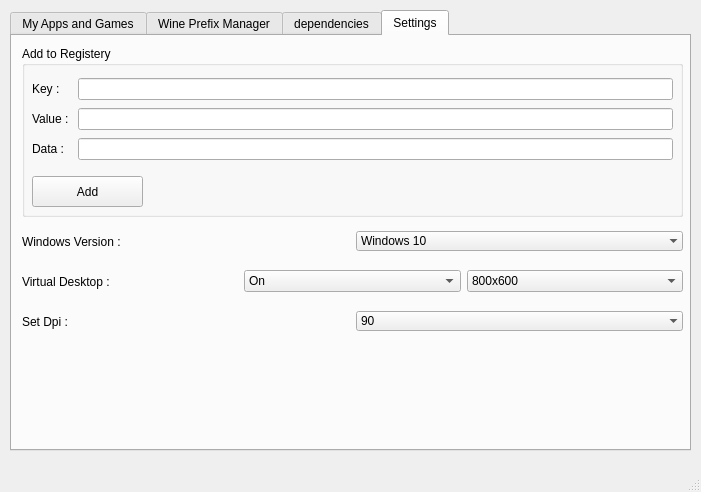
Before: the Qt Designer form ui/menu.ui in qasem-talaee/wine-pyqt5, drawn with Qt 5.
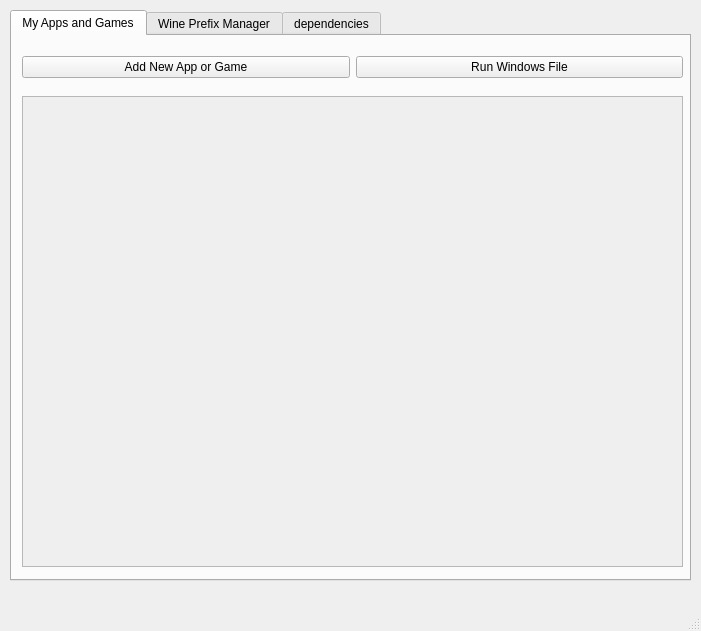
After: the same form once the commit is applied. The open tabs and pages were chosen to show the change. Icons and pictures are not drawn.

```diff
--- a/ui/menu.ui
+++ b/ui/menu.ui
@@ -7,7 +7,7 @@
     <x>0</x>
     <y>0</y>
     <width>701</width>
-    <height>492</height>
+    <height>631</height>
    </rect>
   </property>
   <property name="windowTitle">
@@ -20,7 +20,7 @@
       <x>10</x>
       <y>10</y>
       <width>681</width>
-      <height>441</height>
+      <height>571</height>
      </rect>
     </property>
     <property name="currentIndex">
@@ -79,18 +79,28 @@
        </item>
       </layout>
      </widget>
-     <widget class="QGroupBox" name="groupBox">
+     <widget class="QScrollArea" name="scrollArea_2">
       <property name="geometry">
        <rect>
         <x>10</x>
         <y>60</y>
         <width>661</width>
-        <height>341</height>
+        <height>471</height>
        </rect>
       </property>
-      <property name="title">
-       <string>Select to Run</string>
+      <property name="widgetResizable">
+       <bool>true</bool>
       </property>
+      <widget class="QWidget" name="scrollAreaWidgetContents_2">
+       <property name="geometry">
+        <rect>
+         <x>0</x>
+         <y>0</y>
+         <width>659</width>
+         <height>469</height>
+        </rect>
+       </property>
+      </widget>
      </widget>
     </widget>
     <widget class="QWidget" name="tab_2">
@@ -331,235 +341,6 @@
       </widget>
      </widget>
     </widget>
-    <widget class="QWidget" name="tab_4">
-     <attribute name="title">
-      <string>Settings</string>
-     </attribute>
-     <widget class="QGroupBox" name="groupBox_2">
-      <property name="geometry">
-       <rect>
-        <x>10</x>
-        <y>10</y>
-        <width>661</width>
-        <height>171</height>
-       </rect>
-      </property>
-      <property name="title">
-       <string>Add to Registery</string>
-      </property>
-      <widget class="QWidget" name="gridLayoutWidget_2">
-       <property name="geometry">
-        <rect>
-         <x>10</x>
-         <y>30</y>
-         <width>641</width>
-         <height>89</height>
-        </rect>
-       </property>
-       <layout class="QGridLayout" name="gridLayout_2">
-        <item row="0" column="0">
-         <widget class="QLabel" name="label">
-          <property name="text">
-           <string>Key : </string>
-          </property>
-         </widget>
-        </item>
-        <item row="2" column="0">
-         <widget class="QLabel" name="label_3">
-          <property name="text">
-           <string>Data : </string>
-          </property>
-         </widget>
-        </item>
-        <item row="1" column="0">
-         <widget class="QLabel" name="label_2">
-          <property name="text">
-           <string>Value : </string>
-          </property>
-         </widget>
-        </item>
-        <item row="0" column="1">
-         <widget class="QLineEdit" name="lineEdit"/>
-        </item>
-        <item row="1" column="1">
-         <widget class="QLineEdit" name="lineEdit_2"/>
-        </item>
-        <item row="2" column="1">
-         <widget class="QLineEdit" name="lineEdit_3"/>
-        </item>
-       </layout>
-      </widget>
-      <widget class="QPushButton" name="pushButton_11">
-       <property name="geometry">
-        <rect>
-         <x>10</x>
-         <y>130</y>
-         <width>111</width>
-         <height>31</height>
-        </rect>
-       </property>
-       <property name="text">
-        <string>Add</string>
-       </property>
-       <property name="icon">
-        <iconset resource="res.qrc">
-         <normaloff>:/newPrefix/icons/icons8-add-new-100.png</normaloff>:/newPrefix/icons/icons8-add-new-100.png</iconset>
-       </property>
-       <property name="iconSize">
-        <size>
-         <width>32</width>
-         <height>32</height>
-        </size>
-       </property>
-      </widget>
-     </widget>
-     <widget class="QWidget" name="horizontalLayoutWidget_2">
-      <property name="geometry">
-       <rect>
-        <x>10</x>
-        <y>190</y>
-        <width>661</width>
-        <height>31</height>
-       </rect>
-      </property>
-      <layout class="QHBoxLayout" name="horizontalLayout_2">
-       <item>
-        <widget class="QLabel" name="label_4">
-         <property name="lineWidth">
-          <number>0</number>
-         </property>
-         <property name="text">
-          <string>Windows Version :</string>
-         </property>
-        </widget>
-       </item>
-       <item>
-        <widget class="QComboBox" name="comboBox">
-         <property name="frame">
-          <bool>false</bool>
-         </property>
-         <property name="modelColumn">
-          <number>0</number>
-         </property>
-         <item>
-          <property name="text">
-           <string>Windows 10</string>
-          </property>
-         </item>
-         <item>
-          <property name="text">
-           <string>Windows 8</string>
-          </property>
-         </item>
-         <item>
-          <property name="text">
-           <string>Windows 7</string>
-          </property>
-         </item>
-         <item>
-          <property name="text">
-           <string>Windows Vista</string>
-          </property>
-         </item>
-         <item>
-          <property name="text">
-           <string>Windows XP</string>
-          </property>
-         </item>
-        </widget>
-       </item>
-      </layout>
-     </widget>
-     <widget class="QWidget" name="horizontalLayoutWidget_3">
-      <property name="geometry">
-       <rect>
-        <x>10</x>
-        <y>230</y>
-        <width>661</width>
-        <height>31</height>
-       </rect>
-      </property>
-      <layout class="QHBoxLayout" name="horizontalLayout_3">
-       <item>
-        <widget class="QLabel" name="label_5">
-         <property name="text">
-          <string>Virtual Desktop :</string>
-         </property>
-        </widget>
-       </item>
-       <item>
-        <widget class="QComboBox" name="comboBox_2">
-         <item>
-          <property name="text">
-           <string>On</string>
-          </property>
-         </item>
-         <item>
-          <property name="text">
-           <string>Off</string>
-          </property>
-         </item>
-        </widget>
-       </item>
-       <item>
-        <widget class="QComboBox" name="comboBox_3">
-         <item>
-          <property name="text">
-           <string>800x600</string>
-          </property>
-         </item>
-         <item>
-          <property name="text">
-           <string>1920x1080</string>
-          </property>
-         </item>
-        </widget>
-       </item>
-      </layout>
-     </widget>
-     <widget class="QWidget" name="horizontalLayoutWidget_4">
-      <property name="geometry">
-       <rect>
-        <x>10</x>
-        <y>270</y>
-        <width>661</width>
-        <height>31</height>
-       </rect>
-      </property>
-      <layout class="QHBoxLayout" name="horizontalLayout_4">
-       <item>
-        <widget class="QLabel" name="label_6">
-         <property name="lineWidth">
-          <number>0</number>
-         </property>
-         <property name="text">
-          <string>Set Dpi : </string>
-         </property>
-        </widget>
-       </item>
-       <item>
-        <widget class="QComboBox" name="comboBox_4">
-         <property name="frame">
-          <bool>false</bool>
-         </property>
-         <property name="modelColumn">
-          <number>0</number>
-         </property>
-         <item>
-          <property name="text">
-           <string>90</string>
-          </property>
-         </item>
-         <item>
-          <property name="text">
-           <string>120</string>
-          </property>
-         </item>
-        </widget>
-       </item>
-      </layout>
-     </widget>
-    </widget>
    </widget>
   </widget>
   <widget class="QMenuBar" name="menubar">
```
Left out of the diff: 8 changed lines with no effect on the pictures.
